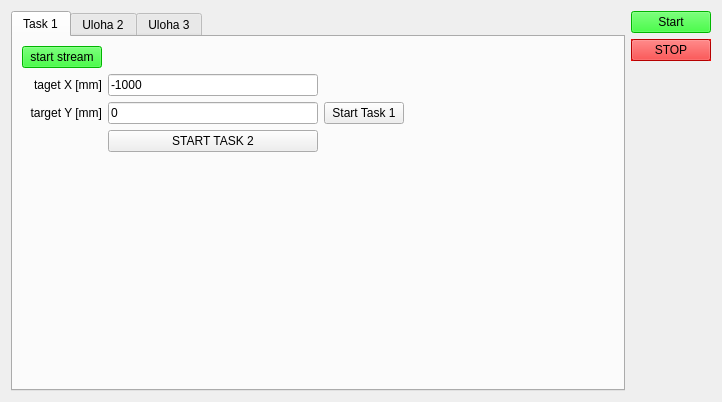
Above: irobot/iRobotGUI.ui from amirhammad/iRobotCreate before the change. Below: the same form after it.
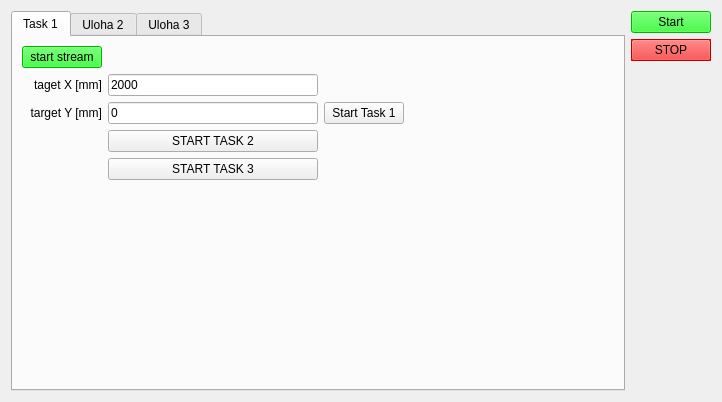
That is the form after the change.

Commit message: Obstacle avoidance(TASK3) added

```diff
--- a/irobot/iRobotGUI.ui
+++ b/irobot/iRobotGUI.ui
@@ -897,7 +897,7 @@
        <string>Task 1</string>
       </attribute>
       <layout class="QGridLayout" name="gridLayout">
-       <item row="4" column="0">
+       <item row="5" column="0">
         <spacer name="verticalSpacer_2">
          <property name="orientation">
           <enum>Qt::Vertical</enum>
@@ -1375,7 +1375,7 @@
        <item row="1" column="1">
         <widget class="QLineEdit" name="task1LineEditTargetX">
          <property name="text">
-          <string>-1000</string>
+          <string>2000</string>
          </property>
         </widget>
        </item>
@@ -1393,6 +1393,13 @@
          </property>
         </widget>
        </item>
+       <item row="4" column="1">
+        <widget class="QPushButton" name="buttonTask3Go">
+         <property name="text">
+          <string>START TASK 3</string>
+         </property>
+        </widget>
+       </item>
       </layout>
      </widget>
      <widget class="QWidget" name="tab_2">
```
Left out of the diff: 17 changed lines with no effect on the pictures. The commit also changes 1 other file.
